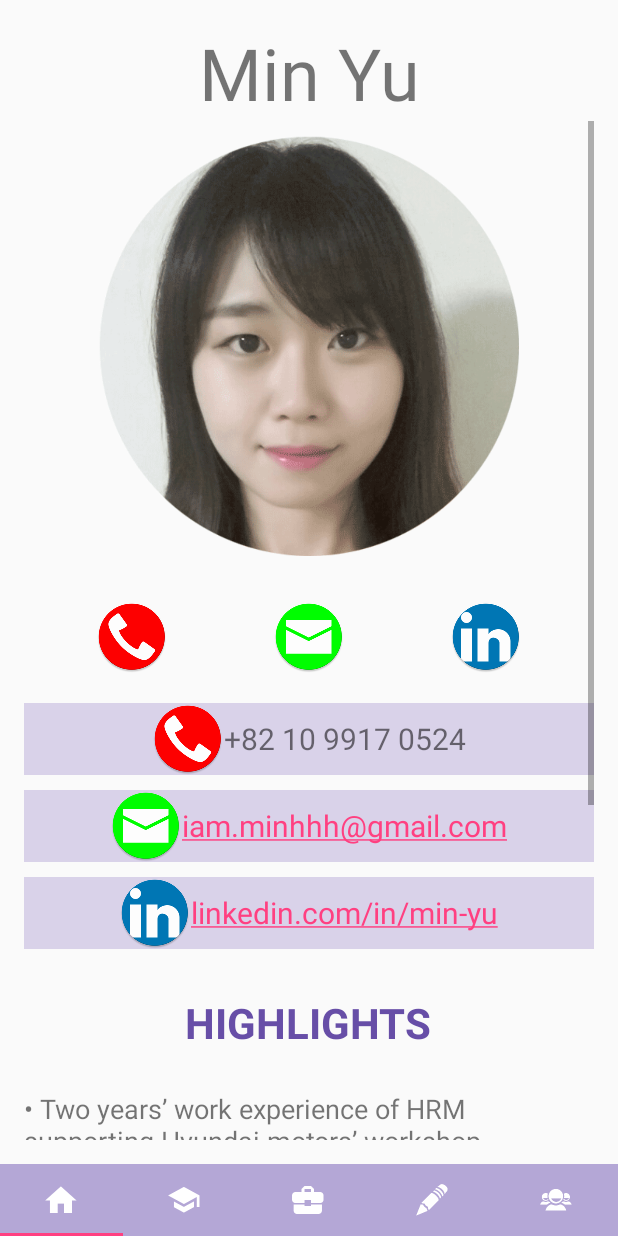
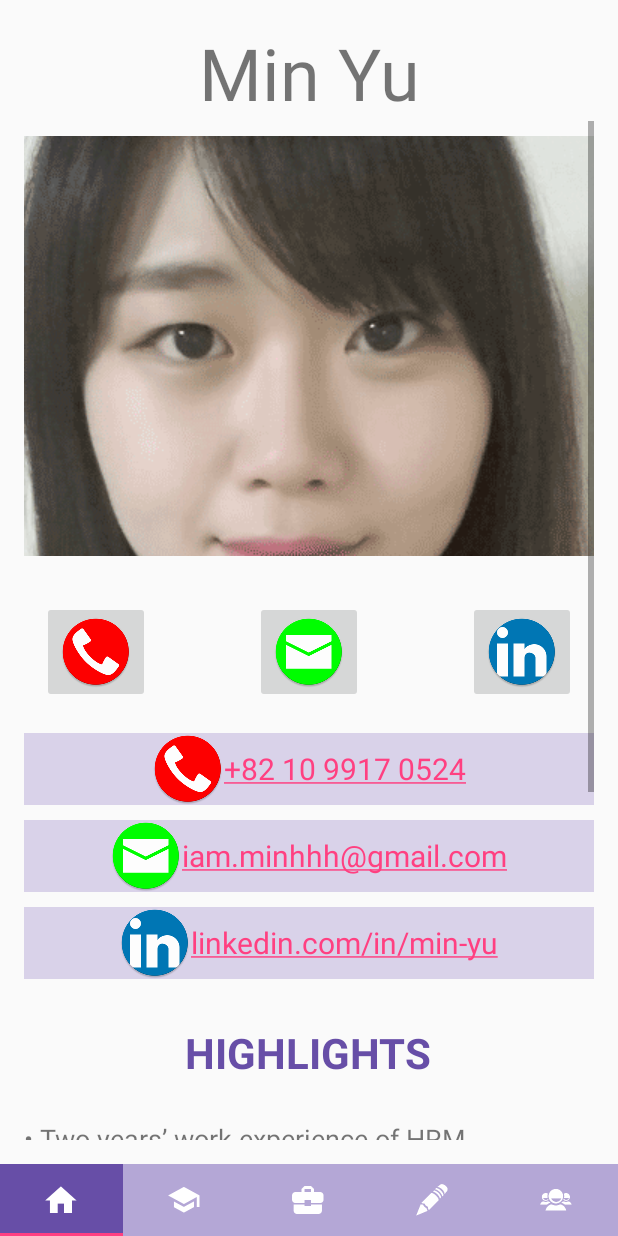
Before and after one commit to pureblue0205/Resume_Viewer_App, an Android app: the screen it shows after launch (MainActivity), on a phone screen of 412 x 824 dp. Run offline under Robolectric (Android 15) with nearby library versions, the phone set to English and light mode, and no system bars; 4 statements that could not run were skipped.

Commit message:
-- Finished selected Tab styles

```diff
--- a/app/src/main/java/a16sapi/aidle/minyuresume/MainActivity.java
+++ b/app/src/main/java/a16sapi/aidle/minyuresume/MainActivity.java
@@ -1,52 +1,29 @@
 package a16sapi.aidle.minyuresume;
 
+import android.app.Activity;
 import android.content.Context;
+import android.content.Intent;
+import android.os.Bundle;
+import android.view.View;
+import android.view.View.OnClickListener;
+import android.content.Context;
+import android.content.Intent;
 import android.net.Uri;
 import android.support.design.widget.TabLayout;
-import android.support.v4.app.FragmentStatePagerAdapter;
-import android.support.v4.view.PagerAdapter;
-import android.support.v7.app.ActionBar;
 import android.support.v7.app.AppCompatActivity;
-import android.support.v7.widget.Toolbar;
 
-import android.support.v4.app.Fragment;
-import android.support.v4.app.FragmentManager;
-import android.support.v4.app.FragmentPagerAdapter;
 import android.support.v4.view.ViewPager;
-import android.os.Bundle;
-import android.view.LayoutInflater;
-import android.view.Menu;
-import android.view.MenuItem;
-import android.view.View;
-import android.view.ViewGroup;
-
-import android.widget.TextView;
+import android.widget.ImageView;
 
 import com.google.android.gms.appindexing.Action;
 import com.google.android.gms.appindexing.AppIndex;
 import com.google.android.gms.common.api.GoogleApiClient;
+import java.net.URL;
 
 public class MainActivity extends AppCompatActivity {
 
-    /**
-     * The {@link PagerAdapter} that will provide
-     * fragments for each of the sections. We use a
-     * {@link FragmentPagerAdapter} derivative, which will keep every
-     * loaded fragment in memory. If this becomes too memory intensive, it
-     * may be best to switch to a
-     * {@link FragmentStatePagerAdapter}.
-     */
-    private SectionsPagerAdapter mSectionsPagerAdapter;
-
-    /**
-     * The {@link ViewPager} that will host the section contents.
-     */
     private ViewPager mViewPager;
     private TabLayout tabLayout;
-    /**
-     * ATTENTION: This was auto-generated to implement the App Indexing API.
-     * See https://g.co/AppIndexing/AndroidStudio for more information.
-     */
     private GoogleApiClient client;
 
     @Override
@@ -63,11 +40,6 @@ public class MainActivity extends AppCompatActivity {
         super.onCreate(savedInstanceState);
         setContentView(R.layout.activity_main);
 
-        /**
-         * Create the adapter that will return a fragment for each of the three
-         * primary sections of the activity.
-         */
-
         // Set up the ViewPager with the sections adapter.
         mViewPager = (ViewPager) findViewById(R.id.container);
         SectionsPagerAdapter pagerAdapter = new SectionsPagerAdapter(getSupportFragmentManager(),
@@ -81,10 +53,29 @@ public class MainActivity extends AppCompatActivity {
             tabLayout.getTabAt(i).setIcon(icons[i]);
         }
 
+        /*ImageView img = (ImageView)findViewById(R.id.imagelinkedin2);
+        img.setOnClickListener(new View.OnClickListener() {
+            public void onClick(View v) {
+                String url = (String)v.getTag();
+                Intent intent = new Intent();
+                intent.setAction(Intent.ACTION_VIEW);
+                intent.addCategory(Intent.CATEGORY_BROWSABLE);
+                intent.setData(Uri.parse(url));
+                startActivity(intent);
+            }
+        });*/
 
         // ATTENTION: This was auto-generated to implement the App Indexing API.
         // See https://g.co/AppIndexing/AndroidStudio for more information.
         client = new GoogleApiClient.Builder(this).addApi(AppIndex.API).build();
+
+      /*  findViewById(R.id.imageEmail2).setOnClickListener(new OnClickListener() {
+            public void onClick(View _) {
+                Intent i = new Intent(Intent.ACTION_VIEW);
+                i.setData(Uri.fromParts("mailto","abc@gmail.com", null));
+                startActivity(i);
+            }
+        });*/
     }
 
     @Override
--- a/app/src/main/java/a16sapi/aidle/minyuresume/SectionsPagerAdapter.java
+++ b/app/src/main/java/a16sapi/aidle/minyuresume/SectionsPagerAdapter.java
@@ -39,8 +39,4 @@ public class SectionsPagerAdapter extends FragmentPagerAdapter {
                 return null;
         }
     }
-    /*@Override
-    public CharSequence getPageTitle(int position) {
-        return tabNames[position];
-    }*/
 }
--- a/app/src/main/java/a16sapi/aidle/minyuresume/ZoomActivity.java
+++ b/app/src/main/java/a16sapi/aidle/minyuresume/ZoomActivity.java
@@ -1,7 +1,11 @@
 package a16sapi.aidle.minyuresume;
+
+import android.support.v4.app.FragmentActivity;
+import android.widget.FrameLayout;
 
 /**
  * Created by Pureblue on 8/29/16.
  */
-public class ZoomActivity {
+public class ZoomActivity extends FragmentActivity{
+
 }
--- a/app/src/main/res/drawable/tab_background.xml
+++ b/app/src/main/res/drawable/tab_background.xml
@@ -1,4 +1,6 @@
 <?xml version="1.0" encoding="utf-8"?>
 <selector xmlns:android="http://schemas.android.com/apk/res/android">
-
+    <item android:drawable="@drawable/tab_selected" android:state_selected="true" />
+    <item android:drawable="@drawable/tab_unselected" android:state_selected="false"
+        android:state_focused="false" android:state_pressed="false" />
 </selector>
--- a/app/src/main/res/drawable/tab_selected.xml
+++ b/app/src/main/res/drawable/tab_selected.xml
@@ -1,4 +1,4 @@
 <?xml version="1.0" encoding="utf-8"?>
-<selector xmlns:android="http://schemas.android.com/apk/res/android">
-
-</selector>
+<shape xmlns:android="http://schemas.android.com/apk/res/android">
+    <solid android:color = "@color/colorPrimaryDark" />
+</shape>
--- a/app/src/main/res/drawable/tab_unselected.xml
+++ b/app/src/main/res/drawable/tab_unselected.xml
@@ -1,4 +1,4 @@
 <?xml version="1.0" encoding="utf-8"?>
-<selector xmlns:android="http://schemas.android.com/apk/res/android">
-
-</selector>
+<shape xmlns:android="http://schemas.android.com/apk/res/android">
+    <solid android:color ="@color/colorPrimary" />
+</shape>
--- a/app/src/main/res/layout/activity_main.xml
+++ b/app/src/main/res/layout/activity_main.xml
@@ -77,8 +77,6 @@
             android:background="@color/colorPrimary"
             />
 
-
-
     </LinearLayout>
 
     <!--<android.support.design.widget.FloatingActionButton-->
--- a/app/src/main/res/layout/fragment_main.xml
+++ b/app/src/main/res/layout/fragment_main.xml
@@ -31,7 +31,7 @@
             android:layout_height="wrap_content"
             android:orientation="vertical">
 
-            <ImageView
+            <ImageButton
                 android:id="@+id/face"
                 android:layout_width="wrap_content"
                 android:layout_height="280dp"
@@ -48,30 +48,32 @@
                 android:gravity="center_horizontal">
 
 
-                <ImageView
+                <ImageButton
                     android:id="@+id/imagePhone2"
                     android:layout_width="wrap_content"
                     android:layout_height="wrap_content"
                     android:layout_marginRight="70dp"
-                    android:contentDescription="linkedin"
+                    android:contentDescription="phone"
                     android:src="@mipmap/ic_phone" />
 
-                <ImageView
+                <ImageButton
                     android:id="@+id/imageEmail2"
                     android:layout_width="wrap_content"
                     android:layout_height="wrap_content"
                     android:layout_toRightOf="@+id/imagePhone2"
-                    android:contentDescription="linkedin"
+                    android:contentDescription="email"
                     android:src="@mipmap/ic_email" />
 
 
-                <ImageView
+                <ImageButton
                     android:id="@+id/imagelinkedin2"
                     android:layout_width="wrap_content"
                     android:layout_height="wrap_content"
                     android:layout_marginLeft="70dp"
                     android:layout_toRightOf="@+id/imageEmail2"
                     android:contentDescription="linkedin"
+                    android:clickable="true"
+                    android:tag = "linkedin.com/in/min-yu"
                     android:src="@mipmap/ic_linkedin" />
             </RelativeLayout>
             <!--Above: option 1 (preferred)-->
@@ -98,6 +100,7 @@
             android:layout_width="wrap_content"
             android:layout_height="match_parent"
             android:gravity="center"
+            android:autoLink="phone"
             android:text="@string/stringPhone"
             android:textSize="20dp" />
             </LinearLayout>
@@ -179,4 +182,10 @@
         </LinearLayout>
     </ScrollView>
 
+    <ImageView
+        android:id="@+id/face_expanded"
+        android:layout_width="match_parent"
+        android:layout_height="match_parent"
+        android:visibility="invisible"
+        android:contentDescription="description_zoom_touch_close" />
 </RelativeLayout>
--- a/app/src/main/res/values/styles.xml
+++ b/app/src/main/res/values/styles.xml
@@ -17,4 +17,9 @@
 
     <style name="AppTheme.PopupOverlay" parent="ThemeOverlay.AppCompat.Light" />
 
+    <style name="Base.Widget.Design.TabLayout" parent="android:Widget">
+        <item name="tabBackground">@drawable/tab_background</item>
+        <item name="tabIndicatorColor">@color/colorAccent</item>
+        <item name="tabIndicatorHeight">2dp</item>
+    </style>
 </resources>
```
